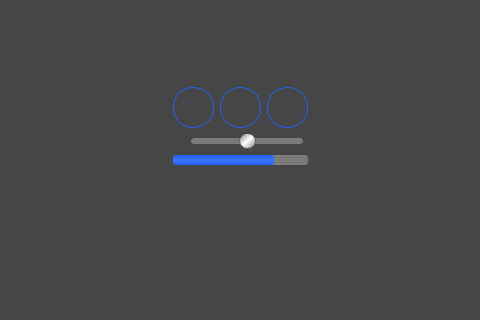
Old version of the form main_window.ui in the repository vbrizgamnk/Artemis; both pictures show x 376 to 856 and y 81 to 401 of the 1000 by 800 pixel window.
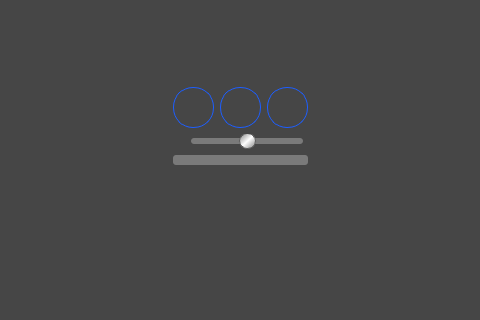
New version of the form. Icons and pictures are not drawn.

Commit message: Working audio player with pygame

What changed in the file:
```diff
--- a/main_window.ui
+++ b/main_window.ui
@@ -289,7 +289,7 @@
                 <string notr="true"/>
                </property>
                <property name="value">
-                <number>75</number>
+                <number>0</number>
                </property>
                <property name="textVisible">
                 <bool>false</bool>
```
Left out of the diff: 4 changed lines with no effect on the pictures. The commit also changes 1 other file.
